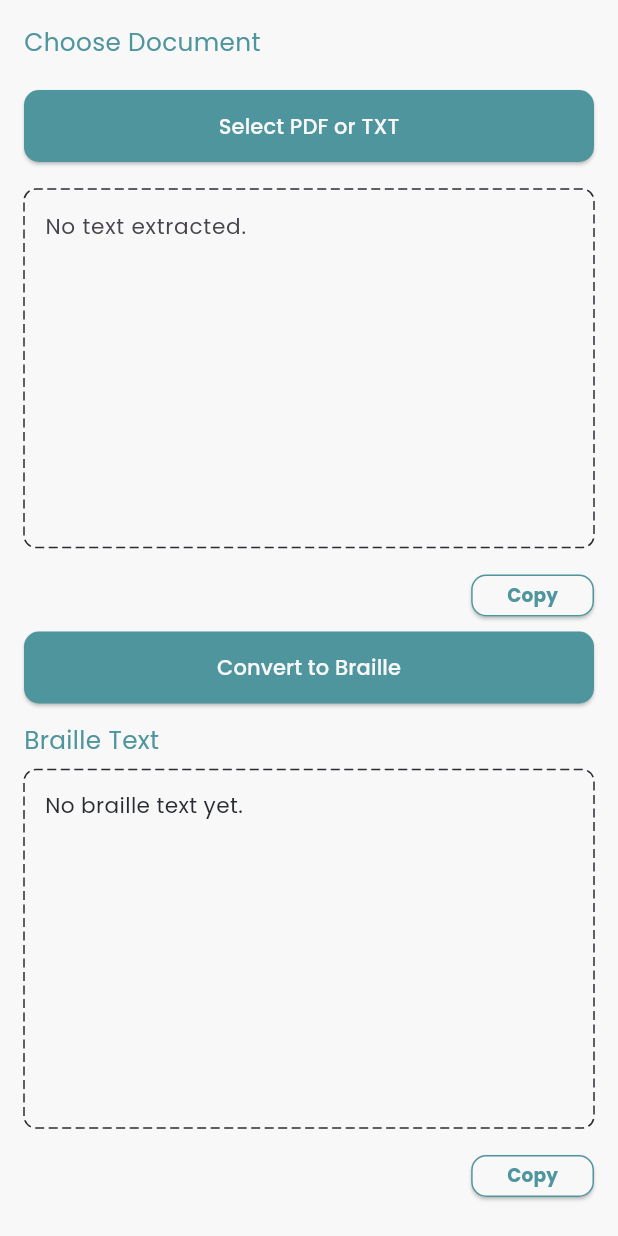
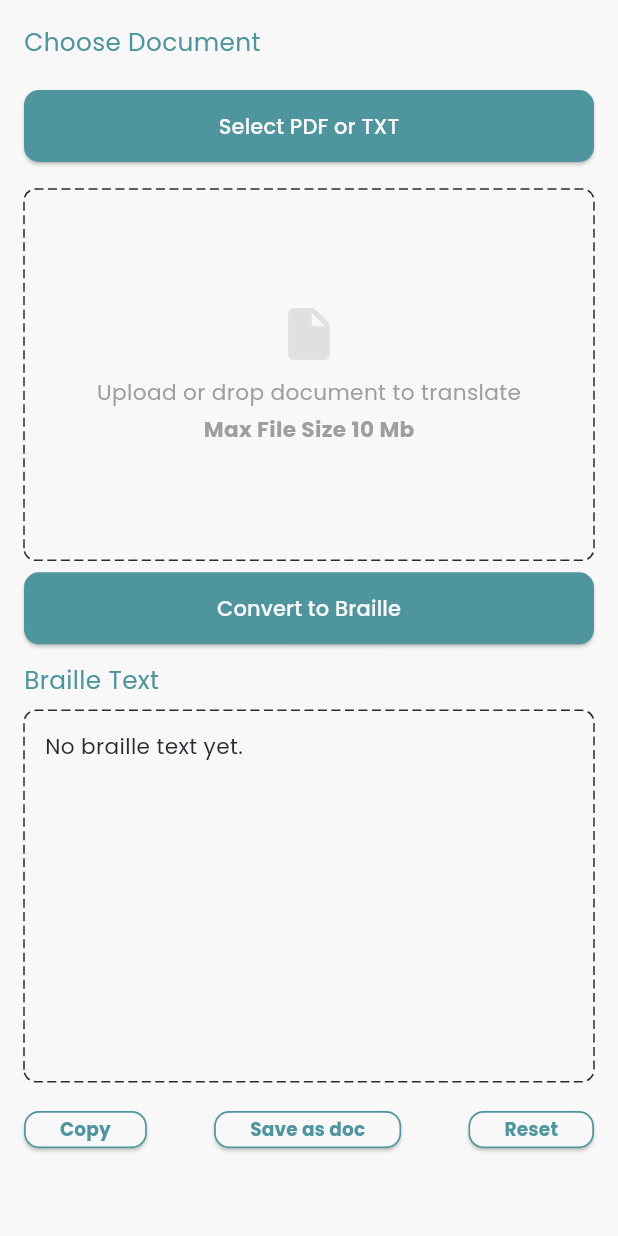
Before and after one commit to AhmadNaufal2525/braille-app, a Flutter app: the DocumentScreen screen opened by its route, on a phone screen of 412 x 824 dp. Run offline on Flutter 3.47's test engine with Material 3 defaults, Android fonts, the phone set to English and light mode, and no system bars; drawn by our look-alikes of dotted_border; our stand-ins replace camera, dots_indicator, file_picker, flutter_screenutil, flutter_svg, permission_handler and 2 more; missing offline and left inert: google_mlkit_text_recognition, syncfusion_flutter_pdf; accounts and stored records are empty.

Commit message:
update text plain form

```diff
--- a/lib/ui/screen/document/document_screen.dart
+++ b/lib/ui/screen/document/document_screen.dart
@@ -1,7 +1,12 @@
+import 'dart:convert';
 import 'dart:io';
+import 'package:archive/archive_io.dart';
 import 'package:dotted_border/dotted_border.dart';
 import 'package:flutter/material.dart';
 import 'package:flutter/services.dart';
+import 'package:flutter_screenutil/flutter_screenutil.dart';
+import 'package:path_provider/path_provider.dart';
+import 'package:share_plus/share_plus.dart';
 import 'package:syncfusion_flutter_pdf/pdf.dart';
 import 'package:file_picker/file_picker.dart';
 import 'package:braille_app/ui/shared/basic_button.dart';
@@ -118,7 +123,36 @@ class _DocumentScreenState extends State<DocumentScreen> {
                   child: Container(
                     width: double.infinity,
                     padding: const EdgeInsets.all(12),
-                    child: SingleChildScrollView(
+                    child:
+                        plainTextController.text.isEmpty
+                            ? Column(
+                              mainAxisAlignment: MainAxisAlignment.center,
+                              children: [
+                                Icon(
+                                  Icons.insert_drive_file_rounded,
+                                  size: 40.sp,
+                                  color: Colors.grey.shade300,
+                                ),
+                                const SizedBox(height: 8),
+                                Text(
+                                  'Upload or drop document to translate',
+                                  style: TextStyle(
+                                    color: Colors.grey.shade500,
+                                    fontSize: 14.sp,
+                                  ),
+                                ),
+                                const SizedBox(height: 4),
+                                Text(
+                                  'Max File Size 10 Mb',
+                                  style: TextStyle(
+                                    color: Colors.grey.shade500,
+                                    fontSize: 14.sp,
+                                    fontWeight: FontWeight.bold,
+                                  ),
+                                ),
+                              ],
+                            )
+                            : SingleChildScrollView(
                               child: TextField(
                                 controller: plainTextController,
                                 style: AppTextStyle.mediumBlack,
@@ -132,20 +166,6 @@ class _DocumentScreenState extends State<DocumentScreen> {
                 ),
               ),
               const SizedBox(height: 8),
-              Align(
-                alignment: Alignment.centerRight,
-                child: BasicButton(
-                  text: 'Copy',
-                  backgroundColor: AppColors.whiteColor,
-                  width: 56,
-                  height: 28,
-                  border: BorderSide(color: AppColors.primaryColor, width: 1),
-                  textStyle: AppTextStyle.smallGreenBold,
-                  onPress: () {
-                    copyToClipboard(plainTextController.text);
-                  },
-                ),
-              ),
               BasicButton(
                 text: 'Convert to Braille',
                 textStyle: TextStyle(
@@ -180,20 +200,58 @@ class _DocumentScreenState extends State<DocumentScreen> {
                 ),
               ),
               const SizedBox(height: 8),
-              Align(
-                alignment: Alignment.centerRight,
-                child: BasicButton(
+              Row(
+                mainAxisAlignment: MainAxisAlignment.spaceBetween,
+                children: [
+                  BasicButton(
                     text: 'Copy',
                     backgroundColor: AppColors.whiteColor,
-                  width: 56,
-                  height: 28,
-                  border: BorderSide(color: AppColors.primaryColor, width: 1),
+                    width: 56.w,
+                    height:
+                        MediaQuery.of(context).size.height < 700 ? 30.h : 24.h,
+                    border: BorderSide(
+                      color: AppColors.primaryColor,
+                      width: 1.w,
+                    ),
+                    textStyle: AppTextStyle.smallGreenBold,
+                    onPress: () {
+                      Clipboard.setData(ClipboardData(text: brailleText));
+                    },
+                  ),
+                  BasicButton(
+                    text: 'Save as doc',
+                    backgroundColor: AppColors.whiteColor,
+                    width: 56.w,
+                    height:
+                        MediaQuery.of(context).size.height < 700 ? 30.h : 24.h,
+                    border: BorderSide(
+                      color: AppColors.primaryColor,
+                      width: 1.w,
+                    ),
                     textStyle: AppTextStyle.smallGreenBold,
                     onPress: () {
                       copyToClipboard(brailleText);
                     },
                   ),
+                  BasicButton(
+                    text: 'Reset',
+                    backgroundColor: AppColors.whiteColor,
+                    width: 56.w,
+                    height:
+                        MediaQuery.of(context).size.height < 700 ? 30.h : 24.h,
+                    border: BorderSide(
+                      color: AppColors.primaryColor,
+                      width: 1.w,
                     ),
+                    textStyle: AppTextStyle.smallGreenBold,
+                    onPress: () {
+                      brailleText = '';
+                      plainTextController.clear();
+                    },
+                  ),
+                ],
+              ),
+              30.verticalSpace,
             ],
           ),
         ),
@@ -201,3 +259,76 @@ class _DocumentScreenState extends State<DocumentScreen> {
     );
   }
 }
+
+Future<void> exportAsDocx(String brailleText) async {
+  final escapedText = _xmlEscape(brailleText);
+
+  /* ───────── document.xml (with fallback fonts) ───────── */
+  final documentXml = '''
+<?xml version="1.0" encoding="UTF-8" standalone="yes"?>
+<w:document xmlns:w="http://schemas.openxmlformats.org/wordprocessingml/2006/main">
+  <w:body>
+    <w:p>
+      <w:r>
+        <w:rPr>
+          <w:rFonts w:ascii="SimBraille,Segoe UI Symbol,DejaVu Sans Mono"
+                    w:hAnsi="SimBraille,Segoe UI Symbol,DejaVu Sans Mono"
+                    w:cs="SimBraille,Segoe UI Symbol,DejaVu Sans Mono"/>
+        </w:rPr>
+        <w:t xml:space="preserve">$escapedText</w:t>
+      </w:r>
+    </w:p>
+  </w:body>
+</w:document>
+''';
+
+  /* ───────── other fixed parts ───────── */
+  const contentTypesXml = '''
+<?xml version="1.0" encoding="UTF-8" standalone="yes"?>
+<Types xmlns="http://schemas.openxmlformats.org/package/2006/content-types">
+  <Default Extension="rels" ContentType="application/vnd.openxmlformats-package.relationships+xml"/>
+  <Default Extension="xml" ContentType="application/xml"/>
+  <Override PartName="/word/document.xml"
+            ContentType="application/vnd.openxmlformats-officedocument.wordprocessingml.document.main+xml"/>
+</Types>
+''';
+
+  const relsXml = '''
+<?xml version="1.0" encoding="UTF-8" standalone="yes"?>
+<Relationships xmlns="http://schemas.openxmlformats.org/package/2006/relationships">
+  <Relationship Id="rId1"
+                Type="http://schemas.openxmlformats.org/officeDocument/2006/relationships/officeDocument"
+                Target="word/document.xml"/>
+</Relationships>
+''';
+
+  /* ───────── build archive with UTF-8 bytes ───────── */
+  final archive =
+      Archive()
+        ..addFile(_toFile('word/document.xml', documentXml))
+        ..addFile(_toFile('[Content_Types].xml', contentTypesXml))
+        ..addFile(_toFile('_rels/.rels', relsXml));
+
+  final bytes = ZipEncoder().encode(archive)!;
+
+  /* ───────── save & share ───────── */
+  final dir = await getTemporaryDirectory();
+  final file = File('${dir.path}/braille_output.docx');
+  await file.writeAsBytes(bytes, flush: true);
+
+  await Share.shareXFiles([XFile(file.path)], text: 'Braille output document');
+}
+
+/* helper: encode to UTF-8 and create ArchiveFile with correct length */
+ArchiveFile _toFile(String name, String xml) {
+  final utf8Bytes = utf8.encode(xml);
+  return ArchiveFile(name, utf8Bytes.length, Uint8List.fromList(utf8Bytes));
+}
+
+/* basic XML escaper */
+String _xmlEscape(String s) => s
+    .replaceAll('&', '&amp;')
+    .replaceAll('<', '&lt;')
+    .replaceAll('>', '&gt;')
+    .replaceAll('"', '&quot;')
+    .replaceAll("'", '&apos;');
```
Lines whose indentation alone changed are shown as unchanged.
